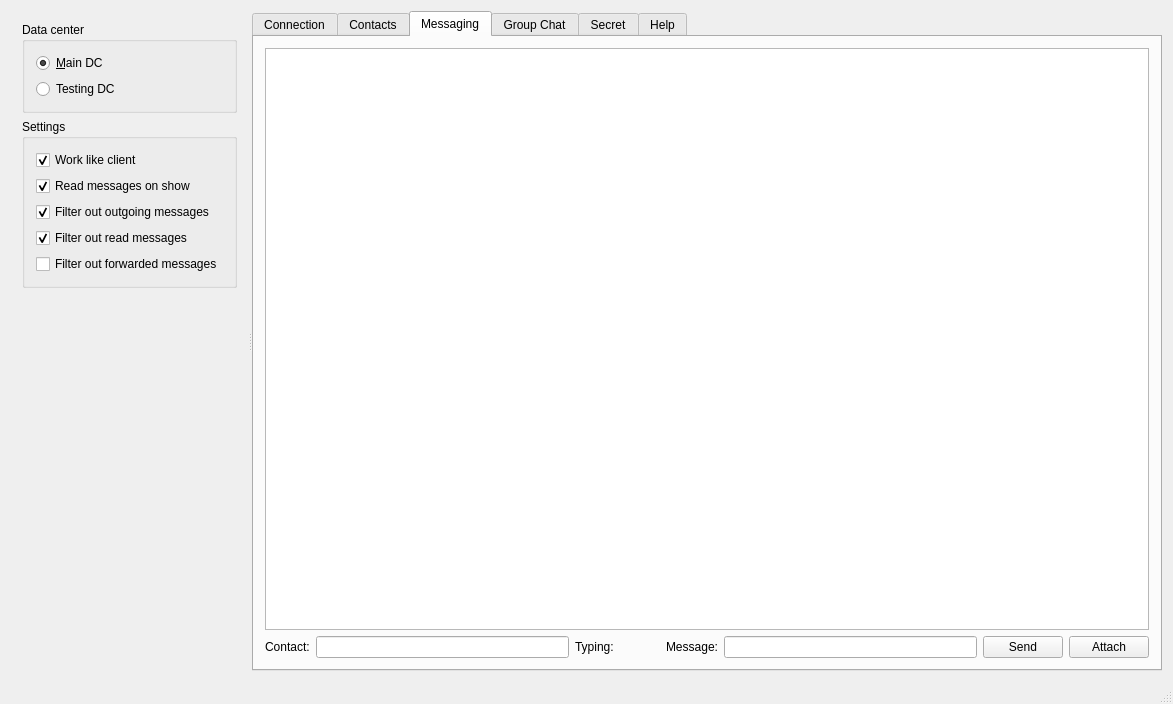
Before: the Qt Designer form testApp/MainWindow.ui in Kaffeine/telegram-qt, drawn with Qt 5.
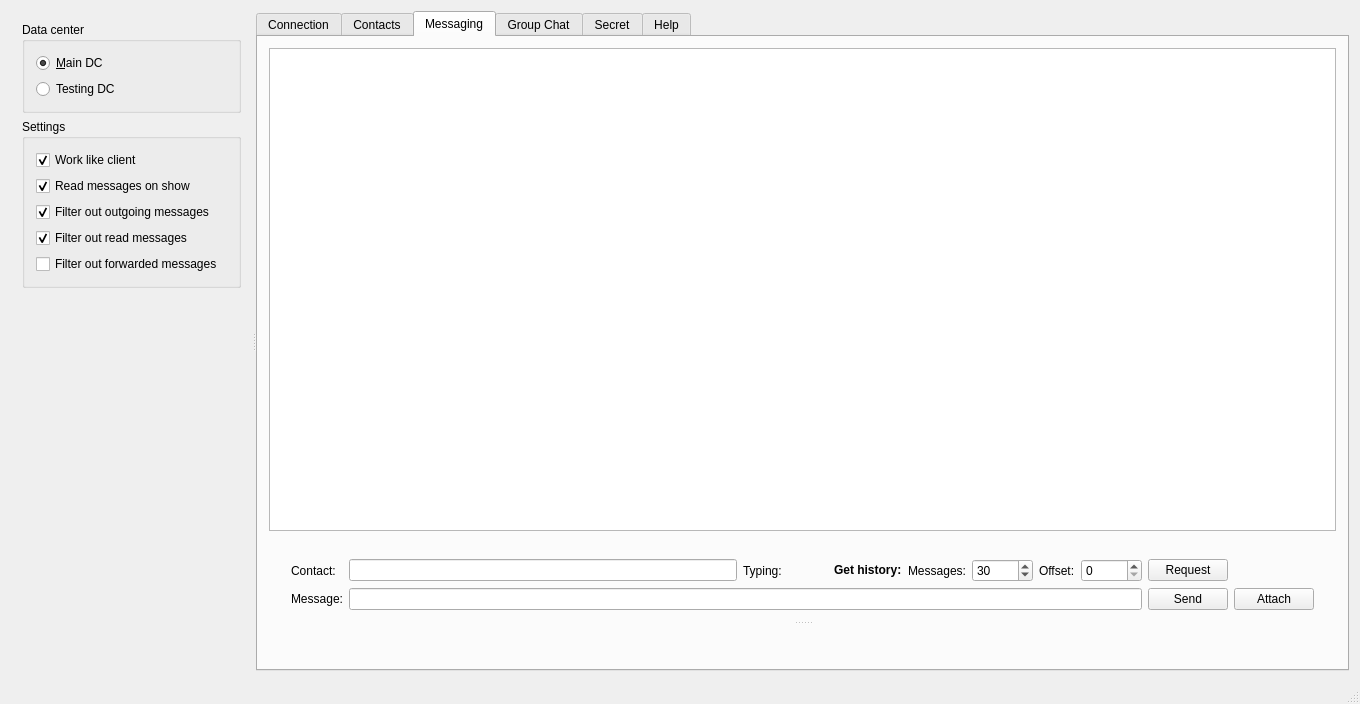
After: the same form once the commit is applied. The open tabs and pages were chosen to show the change.

Commit message: testApp: Implemented getHistory().

The edit to the form file:
```diff
--- a/testApp/MainWindow.ui
+++ b/testApp/MainWindow.ui
@@ -6,7 +6,7 @@
    <rect>
     <x>0</x>
     <y>0</y>
-    <width>1173</width>
+    <width>1360</width>
     <height>704</height>
    </rect>
   </property>
@@ -375,57 +375,122 @@
         <attribute name="title">
          <string>Messaging</string>
         </attribute>
-        <layout class="QGridLayout" name="gridLayout_4">
+        <layout class="QGridLayout" name="gridLayout_4" rowstretch="1,0">
          <item row="1" column="0">
-          <layout class="QHBoxLayout" name="horizontalLayout_3">
-           <item>
+          <widget class="QWidget" name="widget" native="true">
+           <property name="sizePolicy">
+            <sizepolicy hsizetype="Preferred" vsizetype="Minimum">
+             <horstretch>0</horstretch>
+             <verstretch>0</verstretch>
+            </sizepolicy>
+           </property>
+           <property name="minimumSize">
+            <size>
+             <width>0</width>
+             <height>0</height>
+            </size>
+           </property>
+           <layout class="QGridLayout" name="gridLayout_11">
+            <item row="0" column="0">
+             <widget class="QSplitter" name="splitter">
+              <property name="orientation">
+               <enum>Qt::Vertical</enum>
+              </property>
+              <widget class="QWidget" name="layoutWidget">
+               <layout class="QGridLayout" name="gridLayout_12">
+                <item row="1" column="0">
+                 <widget class="QLabel" name="label_8">
+                  <property name="text">
+                   <string>Message:</string>
+                  </property>
+                 </widget>
+                </item>
+                <item row="0" column="6">
+                 <widget class="QSpinBox" name="messagingGetHistoryLimit">
+                  <property name="maximum">
+                   <number>10000</number>
+                  </property>
+                  <property name="value">
+                   <number>30</number>
+                  </property>
+                 </widget>
+                </item>
+                <item row="0" column="0">
             <widget class="QLabel" name="label_7">
              <property name="text">
               <string>Contact:</string>
              </property>
             </widget>
            </item>
-           <item>
+                <item row="0" column="1">
             <widget class="QLineEdit" name="messagingContactPhone"/>
            </item>
-           <item>
+                <item row="0" column="3">
+                 <widget class="QLabel" name="messagingContactTypingStatus">
+                  <property name="minimumSize">
+                   <size>
+                    <width>40</width>
+                    <height>0</height>
+                   </size>
+                  </property>
+                  <property name="text">
+                   <string/>
+                  </property>
+                 </widget>
+                </item>
+                <item row="0" column="2">
             <widget class="QLabel" name="label_9">
              <property name="text">
               <string>Typing:</string>
              </property>
             </widget>
            </item>
-           <item>
-            <widget class="QLabel" name="messagingContactTypingStatus">
-             <property name="minimumSize">
-              <size>
-               <width>40</width>
-               <height>0</height>
-              </size>
-             </property>
+                <item row="0" column="9">
+                 <widget class="QPushButton" name="messagingGetHistoryRequest">
+                  <property name="text">
+                   <string>Request</string>
+                  </property>
+                 </widget>
+                </item>
+                <item row="0" column="8">
+                 <widget class="QSpinBox" name="messagingGetHistoryOffset">
+                  <property name="maximum">
+                   <number>10000</number>
+                  </property>
+                 </widget>
+                </item>
+                <item row="0" column="5">
+                 <widget class="QLabel" name="label_16">
              <property name="text">
-              <string/>
+                   <string>Messages:</string>
              </property>
             </widget>
            </item>
-           <item>
-            <widget class="QLabel" name="label_8">
+                <item row="0" column="7">
+                 <widget class="QLabel" name="label_17">
              <property name="text">
-              <string>Message:</string>
+                   <string>Offset:</string>
              </property>
             </widget>
            </item>
-           <item>
-            <widget class="QLineEdit" name="messagingMessage"/>
-           </item>
-           <item>
+                <item row="0" column="4">
+                 <widget class="QLabel" name="label_15">
+                  <property name="text">
+                   <string>&lt;b&gt;Get history:&lt;/b&gt;</string>
+                  </property>
+                 </widget>
+                </item>
+                <item row="1" column="9">
             <widget class="QPushButton" name="messagingSendButton">
              <property name="text">
               <string>Send</string>
              </property>
             </widget>
            </item>
-           <item>
+                <item row="1" column="1" colspan="8">
+                 <widget class="QLineEdit" name="messagingMessage"/>
+                </item>
+                <item row="1" column="10">
             <widget class="QPushButton" name="messagingAttachButton">
              <property name="text">
               <string>Attach</string>
@@ -433,6 +498,14 @@
             </widget>
            </item>
           </layout>
+              </widget>
+              <widget class="QWidget" name="layoutWidget5">
+               <layout class="QHBoxLayout" name="horizontalLayout_5"/>
+              </widget>
+             </widget>
+            </item>
+           </layout>
+          </widget>
          </item>
          <item row="0" column="0">
           <widget class="QTableView" name="messagingView">
@@ -448,13 +521,6 @@
          <string>Group Chat</string>
         </attribute>
         <layout class="QGridLayout" name="gridLayout_7">
-         <item row="0" column="0">
-          <widget class="QLabel" name="label_11">
-           <property name="text">
-            <string>Chat name:</string>
-           </property>
-          </widget>
-         </item>
          <item row="0" column="1">
           <widget class="QLineEdit" name="groupChatName"/>
          </item>
@@ -465,20 +531,67 @@
            </property>
            <widget class="QWidget" name="layoutWidget2">
             <layout class="QGridLayout" name="groupChatMessagingGrid">
-             <item row="0" column="0" colspan="3">
+             <item row="0" column="0">
               <widget class="QTableView" name="groupChatMessagingView"/>
              </item>
              <item row="1" column="0">
-              <widget class="QLabel" name="label_13">
+              <layout class="QGridLayout" name="gridLayout_14">
+               <item row="0" column="5">
+                <widget class="QPushButton" name="groupChatGetHistoryRequest">
                <property name="text">
-                <string>Message:</string>
+                  <string>Request</string>
                </property>
               </widget>
              </item>
-             <item row="1" column="1">
+               <item row="1" column="1" colspan="4">
               <widget class="QLineEdit" name="groupChatMessage"/>
              </item>
-             <item row="1" column="2">
+               <item row="1" column="0">
+                <widget class="QLabel" name="label_13">
+                 <property name="text">
+                  <string>Message:</string>
+                 </property>
+                </widget>
+               </item>
+               <item row="0" column="1">
+                <widget class="QLabel" name="label_28">
+                 <property name="text">
+                  <string>Messages:</string>
+                 </property>
+                </widget>
+               </item>
+               <item row="0" column="4">
+                <widget class="QSpinBox" name="groupChatGetHistoryOffset">
+                 <property name="maximum">
+                  <number>10000</number>
+                 </property>
+                </widget>
+               </item>
+               <item row="0" column="0">
+                <widget class="QLabel" name="label_25">
+                 <property name="text">
+                  <string>&lt;b&gt;Get history:&lt;/b&gt;</string>
+                 </property>
+                </widget>
+               </item>
+               <item row="0" column="2">
+                <widget class="QSpinBox" name="groupChatGetHistoryLimit">
+                 <property name="maximum">
+                  <number>10000</number>
+                 </property>
+                 <property name="value">
+                  <number>30</number>
+                 </property>
+                </widget>
+               </item>
+               <item row="0" column="3">
+                <widget class="QLabel" name="label_26">
+                 <property name="text">
+                  <string>Offset:</string>
+                 </property>
+                </widget>
+               </item>
+               <item row="1" column="5">
               <widget class="QPushButton" name="groupChatSendButton">
                <property name="text">
                 <string>Send</string>
@@ -486,6 +599,8 @@
               </widget>
              </item>
             </layout>
+             </item>
+            </layout>
            </widget>
            <widget class="QWidget" name="layoutWidget3">
             <layout class="QGridLayout" name="groupChatContactsGrid">
@@ -557,6 +672,13 @@
            </widget>
           </widget>
          </item>
+         <item row="0" column="0">
+          <widget class="QLabel" name="label_11">
+           <property name="text">
+            <string>Chat name:</string>
+           </property>
+          </widget>
+         </item>
         </layout>
        </widget>
        <widget class="QWidget" name="tabSecret">
@@ -636,8 +758,8 @@
     <rect>
      <x>0</x>
      <y>0</y>
-     <width>1173</width>
-     <height>20</height>
+     <width>1360</width>
+     <height>27</height>
     </rect>
    </property>
   </widget>
```
Lines whose indentation alone changed are shown as unchanged. The commit also changes 2 other files.
